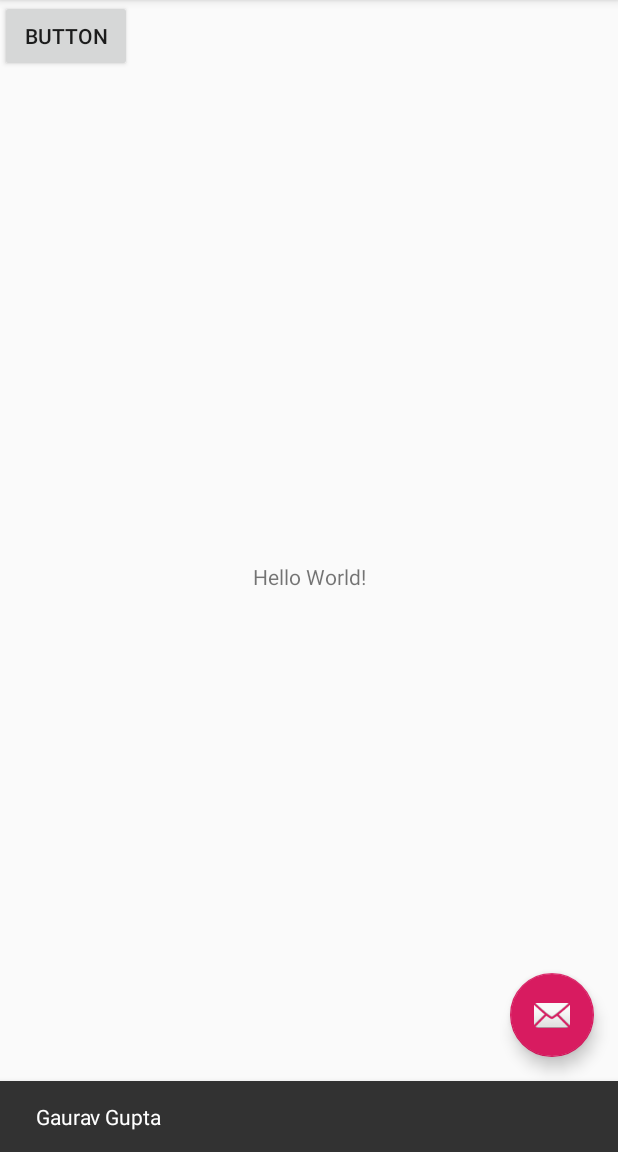
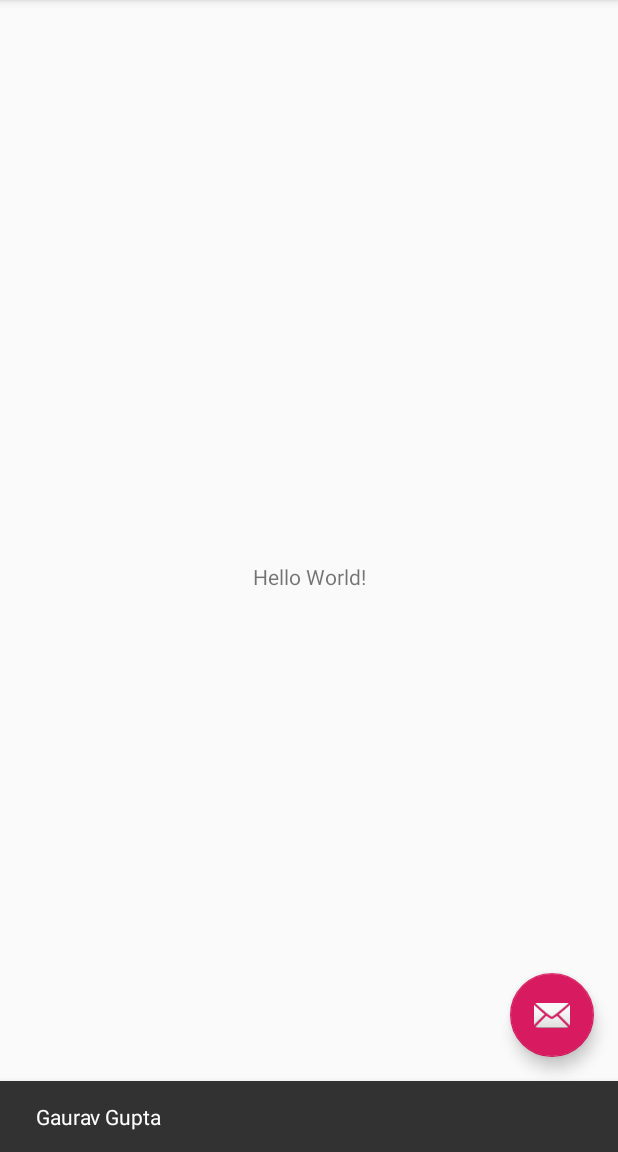
Before and after one commit to GauravGupta125/GLA1, an Android app: the screen it shows after launch (MainActivity), after a tap on an icon or button, on a phone screen of 412 x 824 dp, the part 84-1236 px from its top. Run offline under Robolectric (Android 15) with nearby library versions, the phone set to English and light mode, and no system bars.

Commit message:
delete button

```diff
--- a/app/src/main/res/layout/content_main.xml
+++ b/app/src/main/res/layout/content_main.xml
@@ -17,12 +17,4 @@
         app:layout_constraintRight_toRightOf="parent"
         app:layout_constraintTop_toTopOf="parent" />
 
-    <Button
-        android:id="@+id/button"
-        android:layout_width="wrap_content"
-        android:layout_height="wrap_content"
-        android:text="Button"
-        tools:layout_editor_absoluteX="117dp"
-        tools:layout_editor_absoluteY="16dp" />
-
 </android.support.constraint.ConstraintLayout>
```
